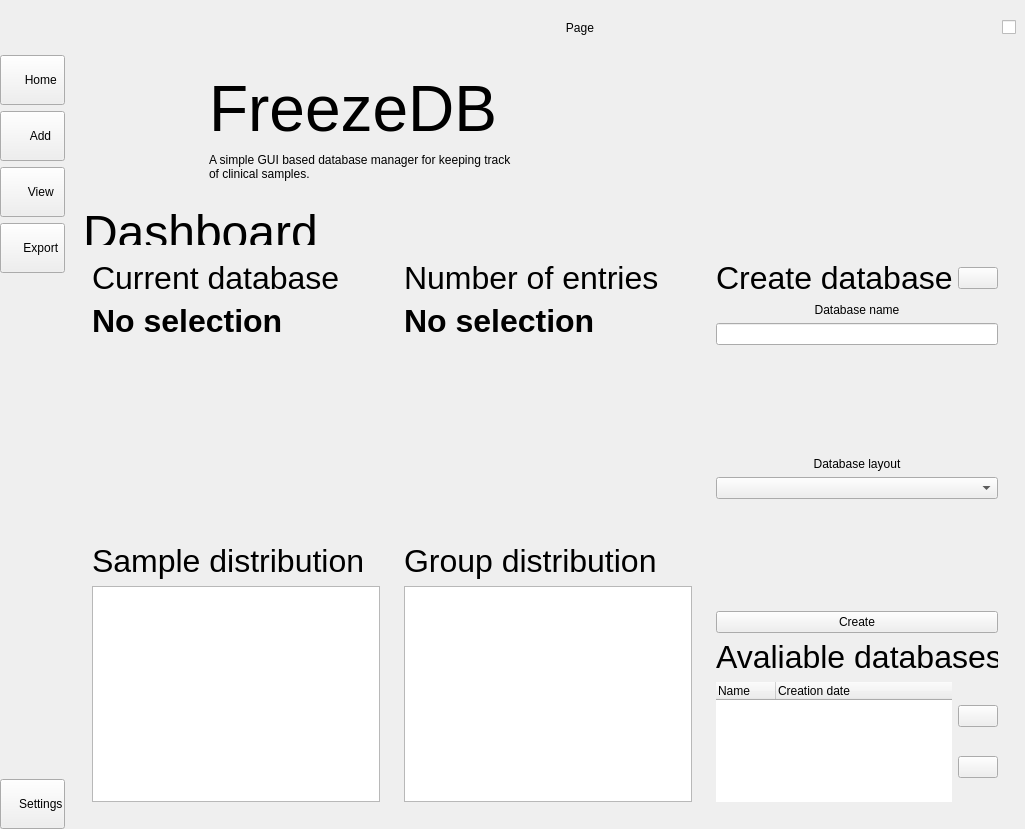
AndersAskeland/FreezeDB, file resources/user_interface/mainwindow.ui: the form before one commit.
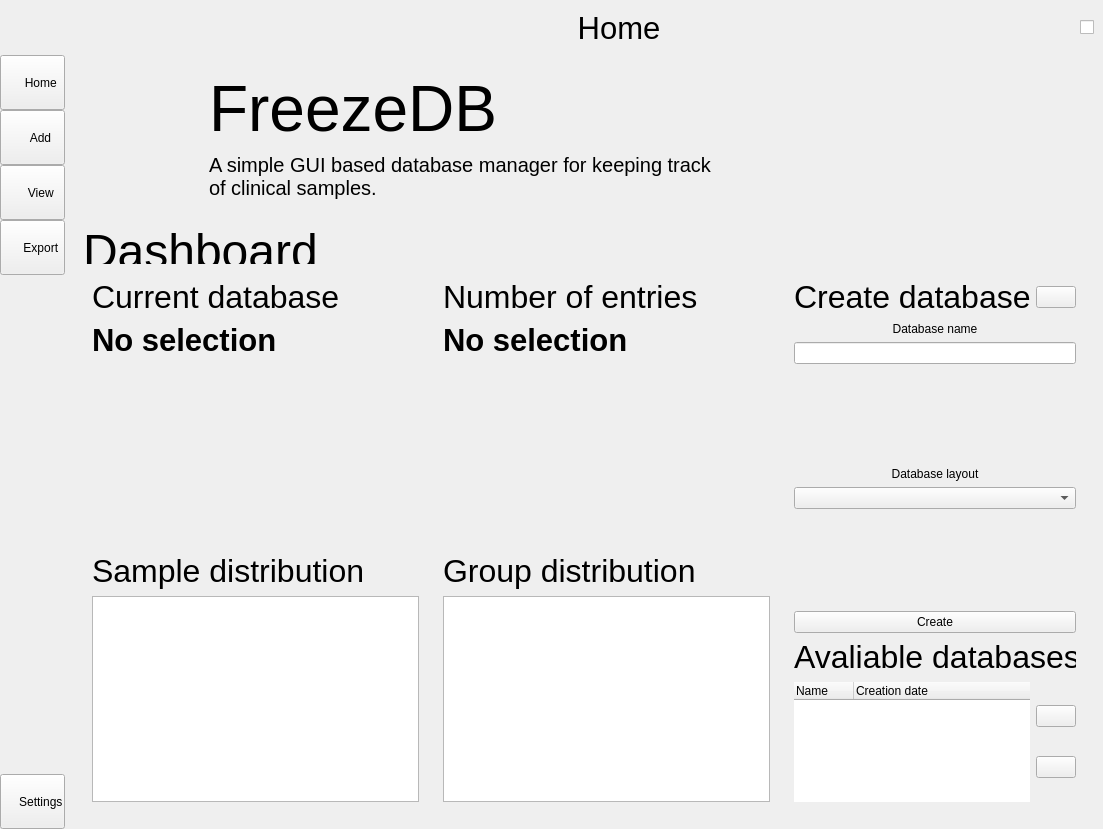
The form after the commit. Icons and pictures are not drawn. Custom widgets are drawn as their Qt base class.

The edit to the form file:
```diff
--- a/resources/user_interface/mainwindow.ui
+++ b/resources/user_interface/mainwindow.ui
@@ -6,13 +6,16 @@
    <rect>
     <x>0</x>
     <y>0</y>
-    <width>1025</width>
+    <width>1103</width>
     <height>829</height>
    </rect>
   </property>
   <property name="windowTitle">
    <string>MainWindow</string>
   </property>
+  <property name="styleSheet">
+   <string notr="true"/>
+  </property>
   <widget class="QWidget" name="mainWidget">
    <layout class="QGridLayout" name="gridLayout">
     <property name="leftMargin">
@@ -52,7 +55,7 @@
       </property>
       <layout class="QVBoxLayout" name="verticalLayout_2">
        <property name="spacing">
-        <number>-1</number>
+        <number>0</number>
        </property>
        <property name="sizeConstraint">
         <enum>QLayout::SetNoConstraint</enum>
@@ -70,11 +73,11 @@
         <number>0</number>
        </property>
        <item>
-        <widget class="QPushButton" name="btn_home__btn_large">
+        <widget class="QMenuButton" name="menu_home">
          <property name="minimumSize">
           <size>
            <width>0</width>
-           <height>50</height>
+           <height>55</height>
           </size>
          </property>
          <property name="text">
@@ -93,11 +96,11 @@
         </widget>
        </item>
        <item>
-        <widget class="QPushButton" name="btn_add__btn_large">
+        <widget class="QMenuButton" name="menu_add">
          <property name="minimumSize">
           <size>
            <width>0</width>
-           <height>50</height>
+           <height>55</height>
           </size>
          </property>
          <property name="text">
@@ -116,11 +119,11 @@
         </widget>
        </item>
        <item>
-        <widget class="QPushButton" name="btn_data__btn_large">
+        <widget class="QMenuButton" name="menu_data">
          <property name="minimumSize">
           <size>
            <width>0</width>
-           <height>50</height>
+           <height>55</height>
           </size>
          </property>
          <property name="text">
@@ -139,11 +142,11 @@
         </widget>
        </item>
        <item>
-        <widget class="QPushButton" name="btn_export__btn_large">
+        <widget class="QMenuButton" name="menu_export">
          <property name="minimumSize">
           <size>
            <width>0</width>
-           <height>50</height>
+           <height>55</height>
           </size>
          </property>
          <property name="text">
@@ -175,11 +178,11 @@
         </spacer>
        </item>
        <item>
-        <widget class="QPushButton" name="btn_settings__btn_large">
+        <widget class="QMenuButton" name="menu_settings">
          <property name="minimumSize">
           <size>
            <width>0</width>
-           <height>50</height>
+           <height>55</height>
           </size>
          </property>
          <property name="text">
@@ -316,8 +319,16 @@
            <verstretch>0</verstretch>
           </sizepolicy>
          </property>
+         <property name="font">
+          <font>
+           <pointsize>23</pointsize>
+          </font>
+         </property>
          <property name="text">
-          <string>Page</string>
+          <string>Home</string>
+         </property>
+         <property name="textFormat">
+          <enum>Qt::PlainText</enum>
          </property>
          <property name="alignment">
           <set>Qt::AlignCenter</set>
@@ -445,6 +456,11 @@
                       <height>0</height>
                      </size>
                     </property>
+                    <property name="font">
+                     <font>
+                      <pointsize>15</pointsize>
+                     </font>
+                    </property>
                     <property name="text">
                      <string>A simple GUI based database manager for keeping track 
 of clinical samples.</string>
@@ -516,9 +532,19 @@
                           </widget>
                          </item>
                          <item>
-                          <widget class="QLabel" name="output_dbSelection__text_lg__font_bold">
+                          <widget class="QTextOutput" name="output_db_selection">
+                           <property name="font">
+                            <font>
+                             <pointsize>23</pointsize>
+                             <weight>75</weight>
+                             <bold>true</bold>
+                            </font>
+                           </property>
                            <property name="text">
-                            <string>&lt;html&gt;&lt;head/&gt;&lt;body&gt;&lt;p&gt;&lt;span style=&quot; font-size:24pt; font-weight:600;&quot;&gt;No selection&lt;/span&gt;&lt;/p&gt;&lt;/body&gt;&lt;/html&gt;</string>
+                            <string>No selection</string>
+                           </property>
+                           <property name="textFormat">
+                            <enum>Qt::PlainText</enum>
                            </property>
                           </widget>
                          </item>
@@ -596,9 +622,19 @@
                           </widget>
                          </item>
                          <item>
-                          <widget class="QLabel" name="output_dbSelection__text_lg__font_bold_2">
+                          <widget class="QTextOutput" name="output_number_of_samples">
+                           <property name="font">
+                            <font>
+                             <pointsize>23</pointsize>
+                             <weight>75</weight>
+                             <bold>true</bold>
+                            </font>
+                           </property>
                            <property name="text">
-                            <string>&lt;html&gt;&lt;head/&gt;&lt;body&gt;&lt;p&gt;&lt;span style=&quot; font-size:24pt; font-weight:600;&quot;&gt;No selection&lt;/span&gt;&lt;/p&gt;&lt;/body&gt;&lt;/html&gt;</string>
+                            <string>No selection</string>
+                           </property>
+                           <property name="textFormat">
+                            <enum>Qt::PlainText</enum>
                            </property>
                           </widget>
                          </item>
@@ -792,7 +828,7 @@
                           </spacer>
                          </item>
                          <item>
-                          <widget class="QPushButton" name="btn_createDB__btn_med">
+                          <widget class="QMediumButton" name="btn_createDB">
                            <property name="text">
                             <string>Create</string>
                            </property>
@@ -1488,6 +1524,21 @@
    <extends>QPushButton</extends>
    <header>modules.property</header>
   </customwidget>
+  <customwidget>
+   <class>QMenuButton</class>
+   <extends>QPushButton</extends>
+   <header>modules.property</header>
+  </customwidget>
+  <customwidget>
+   <class>QTextOutput</class>
+   <extends>QLabel</extends>
+   <header>modules.property</header>
+  </customwidget>
+  <customwidget>
+   <class>QMediumButton</class>
+   <extends>QPushButton</extends>
+   <header>modules.property</header>
+  </customwidget>
  </customwidgets>
  <resources>
   <include location="../../### REWRITE ###/resources/graphics/icons.qrc"/>
```
Left out of the diff: 89 changed lines with no effect on the pictures.
